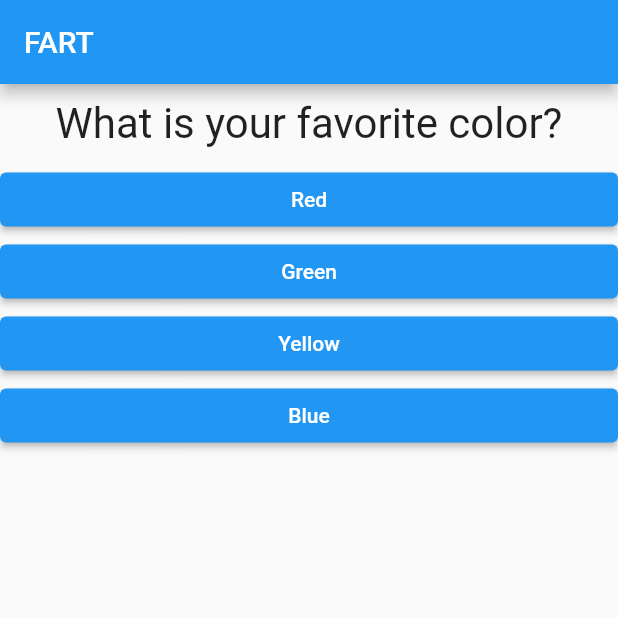
After one commit to rob893/udemy-flutter-class, a Flutter app: the screen it shows after launch, after a tap on "Red", after a tap on "Dog", after a tap on "Restart Quiz!", on a phone screen of 412 x 824 dp, the top half of it. The commit adds this screen. Run offline on Flutter 3.47's test engine with Material 2 defaults, Android fonts, the phone set to English and light mode, and no system bars.

Commit message:
chore: work on class

```diff
--- a/app_one/lib/answer.dart
+++ b/app_one/lib/answer.dart
@@ -9,7 +9,7 @@ class Answer extends StatelessWidget {
 
   @override
   Widget build(BuildContext context) {
-    return Container(
+    return SizedBox(
       width: double.infinity,
       child: ElevatedButton(
         style: ButtonStyle(
--- a/app_one/lib/main.dart
+++ b/app_one/lib/main.dart
@@ -1,7 +1,7 @@
 import 'package:flutter/material.dart';
 
-import './question.dart';
-import './answer.dart';
+import './quiz.dart';
+import './result.dart';
 
 void main() {
   runApp(const MyApp());
@@ -17,40 +17,58 @@ class MyApp extends StatefulWidget {
 }
 
 class _MyAppState extends State<MyApp> {
+  final _questions = const [
+    {
+      'questionText': 'What is your favorite color?',
+      'answers': [
+        {'text': 'Red', 'score': 5},
+        {'text': 'Green', 'score': 6},
+        {'text': 'Yellow', 'score': 2},
+        {'text': 'Blue', 'score': 9},
+      ]
+    },
+    {
+      'questionText': 'What is your favorite animal?',
+      'answers': [
+        {'text': 'Cat', 'score': 5},
+        {'text': 'Dog', 'score': 6},
+        {'text': 'Frog', 'score': 2},
+        {'text': 'Bug', 'score': 9},
+      ]
+    },
+  ];
+
   int _questionIndex = 0;
 
-  void _answerQuestion() {
+  int _totalScore = 0;
+
+  void _answerQuestion(int score) {
     setState(() {
       _questionIndex++;
+      _totalScore += score;
+    });
+  }
+
+  void _resetQuiz() {
+    setState(() {
+      _questionIndex = 0;
+      _totalScore = 0;
     });
   }
 
   @override
   Widget build(BuildContext context) {
-    var questions = [
-      {
-        'questionText': 'What is your favorite color?',
-        'answers': ['Red', 'Green', 'Blue', 'Yellow']
-      },
-      {
-        'questionText': 'What is your favorite animal?',
-        'answers': ['Cat', 'Dog', 'Frog', 'Bug']
-      },
-    ];
-
     return MaterialApp(
       home: Scaffold(
         appBar: AppBar(
           title: const Text('FART'),
         ),
-        body: Column(
-          children: [
-            Question(questions[_questionIndex]['questionText'] as String),
-            ...(questions[_questionIndex]['answers'] as List<String>)
-                .map((answer) => Answer(_answerQuestion, answer))
-                .toList(),
-          ],
-        ),
+        body: _questionIndex < _questions.length
+            ? Quiz(
+                questions: _questions,
+                answerQuestion: _answerQuestion,
+                questionIndex: _questionIndex)
+            : Result(_totalScore, _resetQuiz),
       ),
     );
   }
--- /dev/null
+++ b/app_one/lib/quiz.dart
@@ -0,0 +1,35 @@
+import 'package:flutter/material.dart';
+
+import './question.dart';
+import './answer.dart';
+
+typedef AnswerQuestionFunction = void Function(int score);
+
+class Quiz extends StatelessWidget {
+  final List<Map<String, Object>> questions;
+
+  final AnswerQuestionFunction answerQuestion;
+
+  final int questionIndex;
+
+  const Quiz(
+      {Key? key,
+      required this.questions,
+      required this.answerQuestion,
+      required this.questionIndex})
+      : super(key: key);
+
+  @override
+  Widget build(BuildContext context) {
+    return Column(
+      children: [
+        Question(questions[questionIndex]['questionText'] as String),
+        ...(questions[questionIndex]['answers'] as List<Map<String, Object>>)
+            .map((answer) => Answer(
+                () => answerQuestion(answer['score'] as int),
+                answer['text'] as String))
+            .toList(),
+      ],
+    );
+  }
+}
--- /dev/null
+++ b/app_one/lib/result.dart
@@ -0,0 +1,30 @@
+import 'package:flutter/material.dart';
+
+class Result extends StatelessWidget {
+  final int resultScore;
+
+  final VoidCallback resetCallback;
+
+  const Result(this.resultScore, this.resetCallback, {Key? key})
+      : super(key: key);
+
+  String get resultPhrase =>
+      resultScore > 5 ? 'You are cool.' : 'You are lame.';
+
+  @override
+  Widget build(BuildContext context) {
+    return Center(
+      child: Column(
+        children: [
+          Text(
+            resultPhrase,
+            style: const TextStyle(fontSize: 36, fontWeight: FontWeight.bold),
+            textAlign: TextAlign.center,
+          ),
+          TextButton(
+              onPressed: resetCallback, child: const Text('Restart Quiz!')),
+        ],
+      ),
+    );
+  }
+}
```
